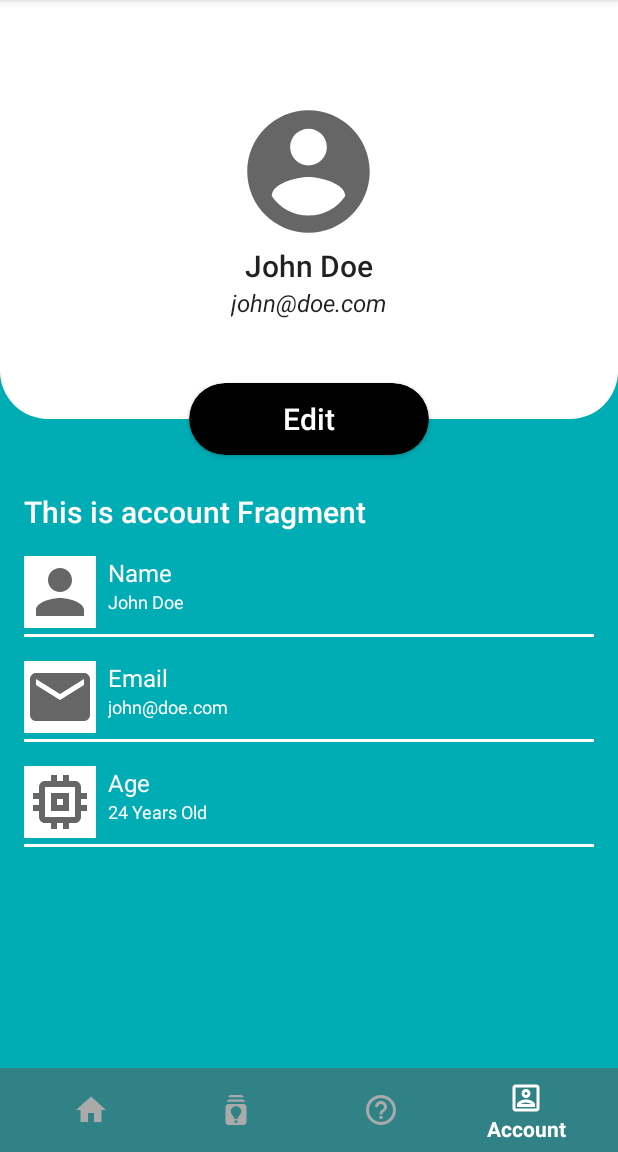
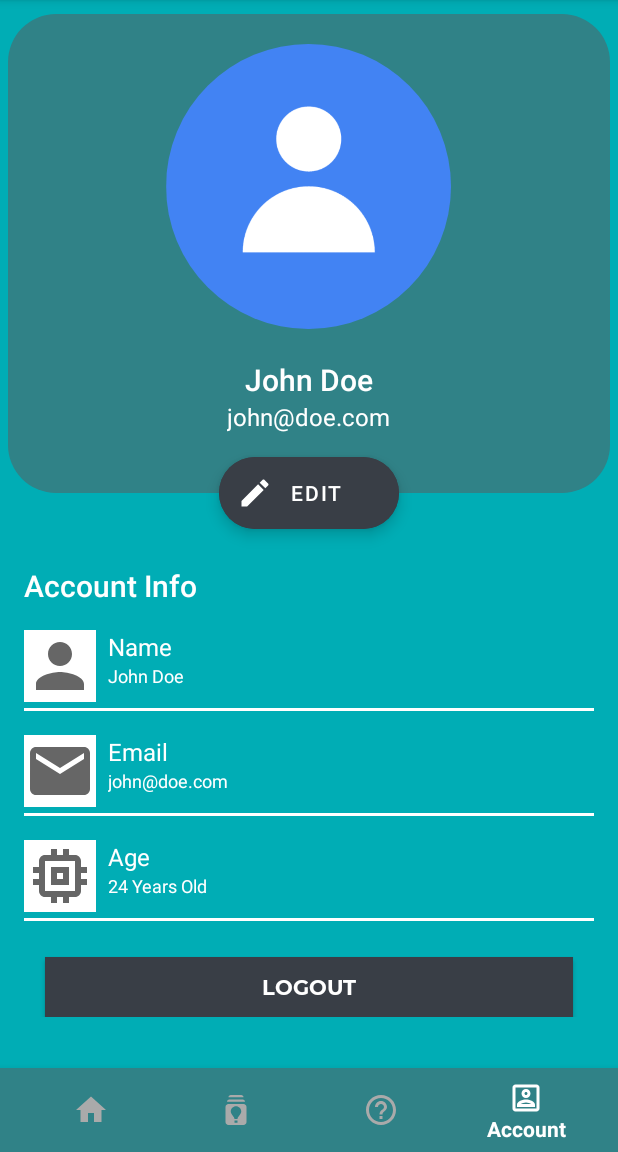
Before and after one commit to wahyuirgan/Predict-19, an Android app: the AccountFragment screen opened through its navigation route, on a phone screen of 412 x 824 dp, the part 84-1236 px from its top. Run offline under Robolectric (Android 15) with nearby library versions, the light colour scheme and no system bars; our stand-ins replace CircleImageView, Firebase (no records; nobody signed in at launch, a user with empty details on screens opened directly), navigation-ui.

Commit message:
Repair Home and Account Layout, Repair Login and Register Binding, Make Logout Process

```diff
--- a/app/src/main/java/academy/bangkit/predict19/ui/account/AccountFragment.kt
+++ b/app/src/main/java/academy/bangkit/predict19/ui/account/AccountFragment.kt
@@ -1,39 +1,36 @@
 package academy.bangkit.predict19.ui.account
 
 import academy.bangkit.predict19.databinding.FragmentAccountBinding
+import academy.bangkit.predict19.ui.login.LoginActivity
+import android.content.Intent
 import android.os.Bundle
 import android.view.LayoutInflater
 import android.view.View
 import android.view.ViewGroup
-import android.widget.TextView
 import androidx.fragment.app.Fragment
-import androidx.lifecycle.ViewModelProvider
+import com.google.firebase.auth.FirebaseAuth
+
 
 class AccountFragment : Fragment() {
-
-    private lateinit var accountViewModel: AccountViewModel
     private var _binding: FragmentAccountBinding? = null
-
-    // This property is only valid between onCreateView and
-    // onDestroyView.
-    private val binding get() = _binding!!
+    private val binding get() = _binding
 
     override fun onCreateView(
         inflater: LayoutInflater,
         container: ViewGroup?,
         savedInstanceState: Bundle?
-    ): View {
-        accountViewModel =
-            ViewModelProvider(this).get(AccountViewModel::class.java)
+    ): View? {
 
         _binding = FragmentAccountBinding.inflate(inflater, container, false)
-        val root: View = binding.root
 
-        val textView: TextView = binding.textAccountInfo
-        accountViewModel.text.observe(viewLifecycleOwner, {
-            textView.text = it
-        })
-        return root
+        binding?.btnLogout?.setOnClickListener {
+            FirebaseAuth.getInstance().signOut()
+            val intent = Intent(activity, LoginActivity::class.java)
+            startActivity(intent)
+
+        }
+
+        return binding?.root
     }
 
     override fun onDestroyView() {
--- a/app/src/main/res/drawable/bg_home_header.xml
+++ b/app/src/main/res/drawable/bg_home_header.xml
@@ -2,9 +2,11 @@
 <shape xmlns:android="http://schemas.android.com/apk/res/android"
   android:shape="rectangle">
 
-  <solid android:color="@android:color/white" />
+  <solid android:color="@color/toolbar_background" />
   <corners
-    android:bottomLeftRadius="32dp"
-    android:bottomRightRadius="32dp" />
+      android:bottomLeftRadius="@dimen/radius_32dp"
+      android:bottomRightRadius="@dimen/radius_32dp"
+      android:topLeftRadius="@dimen/radius_32dp"
+      android:topRightRadius="@dimen/radius_32dp"/>
 
 </shape>
--- /dev/null
+++ b/app/src/main/res/drawable/ic_edit.xml
@@ -0,0 +1,10 @@
+<vector xmlns:android="http://schemas.android.com/apk/res/android"
+    android:width="24dp"
+    android:height="24dp"
+    android:viewportWidth="24"
+    android:viewportHeight="24"
+    android:tint="?attr/colorControlNormal">
+  <path
+      android:fillColor="@android:color/white"
+      android:pathData="M3,17.25V21h3.75L17.81,9.94l-3.75,-3.75L3,17.25zM20.71,7.04c0.39,-0.39 0.39,-1.02 0,-1.41l-2.34,-2.34c-0.39,-0.39 -1.02,-0.39 -1.41,0l-1.83,1.83 3.75,3.75 1.83,-1.83z"/>
+</vector>
--- a/app/src/main/res/layout/activity_main.xml
+++ b/app/src/main/res/layout/activity_main.xml
@@ -42,11 +42,11 @@
         android:layout_width="match_parent"
         android:layout_height="match_parent"
         android:layout_marginTop="@dimen/margin_55dp"
-        android:layout_marginBottom="@dimen/margin_57dp"
+        android:layout_marginBottom="@dimen/margin_55dp"
         app:defaultNavHost="true"
-        app:layout_constraintLeft_toLeftOf="parent"
+        app:layout_constraintEnd_toEndOf="parent"
         app:layout_constraintRight_toRightOf="parent"
-        app:layout_constraintTop_toTopOf="parent"
+        app:layout_constraintTop_toBottomOf="@+id/appBarLayout"
         app:navGraph="@navigation/mobile_navigation" />
 
 </androidx.constraintlayout.widget.ConstraintLayout>
--- a/app/src/main/res/layout/activity_register.xml
+++ b/app/src/main/res/layout/activity_register.xml
@@ -61,15 +61,15 @@
 
                     <RelativeLayout
                         android:id="@+id/layoutImageProfileSignup"
-                        android:layout_width="190dp"
+                        android:layout_width="@dimen/width_190dp"
                         android:layout_height="wrap_content"
                         android:layout_marginTop="@dimen/margin_20dp"
                         android:layout_centerHorizontal="true">
 
                         <de.hdodenhof.circleimageview.CircleImageView
                             android:id="@+id/ivProfileSignup"
-                            android:layout_width="190dp"
-                            android:layout_height="190dp"
+                            android:layout_width="@dimen/width_190dp"
+                            android:layout_height="@dimen/height_190dp"
                             android:src="@drawable/ic_profile_signup"/>
 
                         <com.google.android.material.floatingactionbutton.FloatingActionButton
--- a/app/src/main/res/layout/fragment_account.xml
+++ b/app/src/main/res/layout/fragment_account.xml
@@ -1,60 +1,67 @@
 <?xml version="1.0" encoding="utf-8"?>
-<androidx.constraintlayout.widget.ConstraintLayout xmlns:android="http://schemas.android.com/apk/res/android"
+<ScrollView xmlns:android="http://schemas.android.com/apk/res/android"
     xmlns:app="http://schemas.android.com/apk/res-auto"
     xmlns:tools="http://schemas.android.com/tools"
     android:layout_width="match_parent"
     android:layout_height="match_parent"
-    android:background="@color/background_app_color"
     tools:context=".ui.account.AccountFragment">
+
+    <androidx.constraintlayout.widget.ConstraintLayout
+        android:layout_width="match_parent"
+        android:layout_height="wrap_content"
+        android:paddingBottom="@dimen/padding_20dp">
 
         <LinearLayout
             android:id="@+id/layoutHeader"
             android:layout_width="match_parent"
-        android:layout_height="280dp"
+            android:layout_height="wrap_content"
+            android:layout_marginTop="@dimen/margin_10dp"
+            android:layout_marginEnd="@dimen/margin_5dp"
+            android:layout_marginStart="@dimen/margin_5dp"
+            android:layout_marginBottom="@dimen/margin_5dp"
             android:background="@drawable/bg_home_header"
             android:gravity="center"
             android:orientation="vertical"
             app:layout_constraintTop_toTopOf="parent">
 
-        <ImageView
-            android:layout_width="98dp"
-            android:layout_height="98dp"
-            android:src="@drawable/ic_baseline_account_circle_24" />
+            <de.hdodenhof.circleimageview.CircleImageView
+                android:layout_width="@dimen/width_190dp"
+                android:layout_height="@dimen/height_190dp"
+                android:layout_margin="@dimen/margin_20dp"
+                android:src="@drawable/ic_profile_signup" />
 
             <TextView
                 style="@style/TextAppearance.AppCompat.Title"
                 android:layout_width="wrap_content"
                 android:layout_height="wrap_content"
-            android:text="John Doe" />
+                android:text="John Doe"
+                android:textColor="@android:color/white"/>
 
             <TextView
                 style="@style/TextAppearance.AppCompat.Subhead"
                 android:layout_width="wrap_content"
                 android:layout_height="wrap_content"
                 android:text="john@doe.com"
-            android:textStyle="italic" />
+                android:textColor="@android:color/white"
+                android:layout_marginBottom="@dimen/margin_40dp"/>
 
         </LinearLayout>
 
-    <androidx.cardview.widget.CardView
-        android:layout_width="160dp"
-        android:layout_height="48dp"
-        app:cardBackgroundColor="@android:color/black"
-        app:cardCornerRadius="24dp"
+        <com.google.android.material.floatingactionbutton.ExtendedFloatingActionButton
+            android:id="@+id/btnEditProfile"
+            android:layout_width="wrap_content"
+            android:layout_height="wrap_content"
+            android:theme="@style/Theme.MaterialComponents"
+            android:contentDescription="@string/label_edit"
+            android:text="@string/label_edit"
+            android:textColor="@android:color/white"
+            android:backgroundTint="@color/colorTopCardLogin"
             app:layout_constraintBottom_toBottomOf="@id/layoutHeader"
             app:layout_constraintEnd_toEndOf="parent"
             app:layout_constraintStart_toStartOf="parent"
-        app:layout_constraintTop_toBottomOf="@id/layoutHeader">
-
-        <TextView
-            style="@style/TextAppearance.AppCompat.Title"
-            android:layout_width="wrap_content"
-            android:layout_height="wrap_content"
-            android:layout_gravity="center"
-            android:text="Edit"
-            android:textColor="@android:color/white" />
-
-    </androidx.cardview.widget.CardView>
+            app:layout_constraintTop_toBottomOf="@id/layoutHeader"
+            app:icon="@drawable/ic_edit"
+            app:iconTint="@android:color/white"/>
 
         <TextView
             android:id="@+id/textAccountInfo"
@@ -189,6 +196,7 @@
             app:layout_constraintTop_toBottomOf="@id/textAgeTitle" />
 
         <View
+            android:id="@+id/viewAge"
             android:layout_width="match_parent"
             android:layout_height="2dp"
             android:layout_marginStart="16dp"
@@ -199,5 +207,25 @@
             app:layout_constraintStart_toStartOf="parent"
             app:layout_constraintTop_toBottomOf="@id/imageAge" />
 
+        <Button
+            android:id="@+id/btnLogout"
+            android:background="@color/colorTopCardLogin"
+            android:layout_width="match_parent"
+            android:layout_height="@dimen/height_18pt"
+            android:layout_centerHorizontal="true"
+            android:layout_marginBottom="@dimen/margin_10dp"
+            android:layout_marginTop="@dimen/margin_24dp"
+            android:layout_marginStart="@dimen/margin_30dp"
+            android:layout_marginEnd="@dimen/margin_30dp"
+            android:text="@string/label_logout"
+            android:textAllCaps="true"
+            android:textColor="@android:color/white"
+            android:fontFamily="@font/montserrat_bold"
+            android:textSize="@dimen/text_size_14sp"
+            app:layout_constraintTop_toBottomOf="@+id/viewAge"
+            app:layout_constraintEnd_toEndOf="parent"
+            app:layout_constraintStart_toStartOf="parent"/>
 
     </androidx.constraintlayout.widget.ConstraintLayout>
+
+</ScrollView>
--- a/app/src/main/res/layout/fragment_prediction.xml
+++ b/app/src/main/res/layout/fragment_prediction.xml
@@ -4,7 +4,6 @@
     xmlns:tools="http://schemas.android.com/tools"
     android:layout_width="match_parent"
     android:layout_height="match_parent"
-    android:background="@color/background_app_color"
     tools:context=".ui.prediction.PredictionFragment">
 
     <TextView
--- a/app/src/main/res/values-night/themes.xml
+++ b/app/src/main/res/values-night/themes.xml
@@ -17,4 +17,12 @@
         <item name="android:windowBackground">@color/background_app_color</item>
     </style>
 
+    <style name="AppThemeMaterial" parent="Theme.MaterialComponents.DayNight.NoActionBar">
+        <!-- Customize your theme here. -->
+        <item name="colorPrimary">@color/toolbar_background</item>
+        <item name="colorPrimaryDark">@color/header</item>
+        <item name="colorAccent">@color/colorAccent</item>
+        <item name="android:windowBackground">@color/background_app_color</item>
+    </style>
+
 </resources>
--- a/app/src/main/res/values/dimens.xml
+++ b/app/src/main/res/values/dimens.xml
@@ -2,6 +2,7 @@
     <!-- Default screen margins, per the Android Design guidelines. -->
 
     <!-- margin -->
+    <dimen name="margin_5dp">5dp</dimen>
     <dimen name="margin_8dp">8dp</dimen>
     <dimen name="margin_10dp">10dp</dimen>
     <dimen name="margin_15dp">15dp</dimen>
@@ -25,9 +26,11 @@
     <!-- height -->
     <dimen name="height_18pt">18pt</dimen>
     <dimen name="height_100dp">100dp</dimen>
+    <dimen name="height_190dp">190dp</dimen>
     <dimen name="height_300dp">300dp</dimen>
     <!-- width -->
     <dimen name="width_1dp">1dp</dimen>
+    <dimen name="width_190dp">190dp</dimen>
     <dimen name="width_200dp">200dp</dimen>
     <!-- padding -->
     <dimen name="padding_5dp">5dp</dimen>
@@ -41,5 +44,7 @@
     <dimen name="corner_radius_10dp">10dp</dimen>
     <!-- dimension -->
     <dimen name="dimension_3dp">3dp</dimen>
+    <!-- radius -->
+    <dimen name="radius_32dp">32dp</dimen>
 
 </resources>
--- a/app/src/main/res/values/strings.xml
+++ b/app/src/main/res/values/strings.xml
@@ -46,4 +46,8 @@
     <string name="notif_email_verify_send">Registration Successful, Verification Email Sent!</string>
     <string name="notif_email_verify_unsend">Undeliverable Verification Email!</string>
     <string name="notif_permission">Please accept for required permissions</string>
+    <string name="label_logout">Logout</string>
+    <string name="label_age">Age</string>
+    <string name="label_information">Information</string>
+    <string name="label_edit">Edit</string>
 </resources>
```
Also changed, not shown: app/src/main/java/academy/bangkit/predict19/ui/RegisterActivity.kt (+74 -69 lines), app/src/main/java/academy/bangkit/predict19/ui/login/LoginActivity.kt (+44 -39 lines), app/src/main/res/layout/fragment_home.xml (+41 -15 lines). Lines whose indentation alone changed are shown as unchanged.
